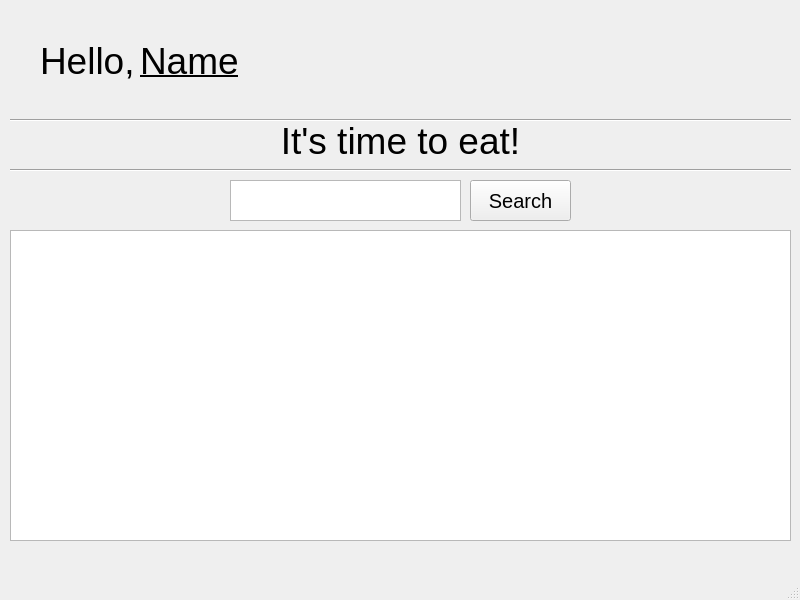
This is search_browse.ui in jonnyjm/Food_Lover_Ultimate as Qt 5 draws it before an edit. The edited form follows.
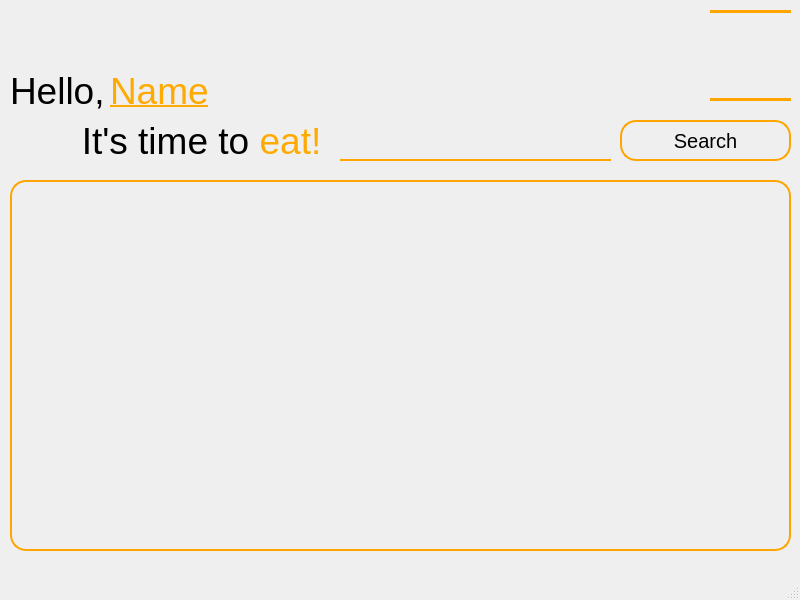
This is the edited form. Icons and pictures are not drawn.

Commit message: renamed form ui to voting and polished up other uis

Patch:
```diff
--- a/search_browse.ui
+++ b/search_browse.ui
@@ -29,8 +29,8 @@
    <widget class="QLabel" name="label">
     <property name="geometry">
      <rect>
-      <x>40</x>
-      <y>40</y>
+      <x>10</x>
+      <y>70</y>
       <width>101</width>
       <height>41</height>
      </rect>
@@ -56,8 +56,8 @@
    <widget class="QLabel" name="name">
     <property name="geometry">
      <rect>
-      <x>140</x>
-      <y>40</y>
+      <x>110</x>
+      <y>70</y>
       <width>111</width>
       <height>41</height>
      </rect>
@@ -74,6 +74,11 @@
       <underline>true</underline>
      </font>
     </property>
+    <property name="styleSheet">
+     <string notr="true">QLabel  {
+	color: rgb(255, 170, 0);
+}</string>
+    </property>
     <property name="text">
      <string>Name</string>
     </property>
@@ -84,12 +89,19 @@
    <widget class="QLabel" name="label_2">
     <property name="geometry">
      <rect>
-      <x>680</x>
-      <y>20</y>
-      <width>84</width>
-      <height>84</height>
+      <x>710</x>
+      <y>10</y>
+      <width>81</width>
+      <height>91</height>
      </rect>
     </property>
+    <property name="styleSheet">
+     <string notr="true">QLabel {
+	border-bottom: 3px solid orange;
+	border-top: 3px solid orange;
+    border-radius: 100%;
+}</string>
+    </property>
     <property name="text">
      <string/>
     </property>
@@ -106,9 +118,9 @@
    <widget class="QLabel" name="label_3">
     <property name="geometry">
      <rect>
-      <x>10</x>
+      <x>250</x>
       <y>120</y>
-      <width>781</width>
+      <width>81</width>
       <height>41</height>
      </rect>
     </property>
@@ -126,8 +138,13 @@
     <property name="layoutDirection">
      <enum>Qt::LeftToRight</enum>
     </property>
+    <property name="styleSheet">
+     <string notr="true">QLabel {
+	color: rgb(255, 170, 0)
+}</string>
+    </property>
     <property name="text">
-     <string>It's time to eat!</string>
+     <string>eat!</string>
     </property>
     <property name="alignment">
      <set>Qt::AlignCenter</set>
@@ -136,56 +153,55 @@
      <bool>false</bool>
     </property>
    </widget>
-   <widget class="Line" name="line">
-    <property name="geometry">
-     <rect>
-      <x>10</x>
-      <y>160</y>
-      <width>781</width>
-      <height>20</height>
-     </rect>
-    </property>
-    <property name="orientation">
-     <enum>Qt::Horizontal</enum>
-    </property>
-   </widget>
-   <widget class="Line" name="line_2">
-    <property name="geometry">
-     <rect>
-      <x>10</x>
-      <y>110</y>
-      <width>781</width>
-      <height>20</height>
-     </rect>
-    </property>
-    <property name="orientation">
-     <enum>Qt::Horizontal</enum>
-    </property>
-   </widget>
    <widget class="QTextEdit" name="textInput">
     <property name="geometry">
      <rect>
-      <x>230</x>
-      <y>180</y>
-      <width>231</width>
+      <x>340</x>
+      <y>120</y>
+      <width>271</width>
       <height>41</height>
      </rect>
     </property>
+    <property name="styleSheet">
+     <string notr="true">QTextEdit {
+	border: none;
+    border-bottom: 2px solid orange;
+	background-color: transparent;
+}</string>
+    </property>
    </widget>
    <widget class="QPushButton" name="searchButton">
     <property name="geometry">
      <rect>
-      <x>470</x>
-      <y>180</y>
-      <width>101</width>
+      <x>620</x>
+      <y>120</y>
+      <width>171</width>
       <height>41</height>
      </rect>
     </property>
     <property name="font">
      <font>
       <pointsize>15</pointsize>
+      <underline>false</underline>
+      <strikeout>false</strikeout>
      </font>
     </property>
+    <property name="styleSheet">
+     <string notr="true">QPushButton {
+    /* Remove background color (transparent) */
+    background: transparent;
+    /* Border thickness, line style, and color (orange border) */
+    border: 2px solid orange;
+    /* Add rounded corners to make it pill-shaped */
+    border-radius: 16px;
+    /* Additional styling (padding, margin, etc.) as needed */
+    padding: 10px 20px;
+    text-align: center;
+    text-decoration: none;
+    display: inline-block;
+    cursor: pointer;
+}</string>
+    </property>
     <property name="text">
      <string>Search</string>
     </property>
@@ -194,10 +210,66 @@
     <property name="geometry">
      <rect>
       <x>10</x>
-      <y>230</y>
+      <y>180</y>
       <width>781</width>
-      <height>311</height>
+      <height>371</height>
      </rect>
+    </property>
+    <property name="styleSheet">
+     <string notr="true">QColumnView {
+	background-color: transparent;
+	border-radius: 16px;
+	border: 2px solid orange;
+}</string>
+    </property>
+   </widget>
+   <widget class="QLabel" name="label_4">
+    <property name="geometry">
+     <rect>
+      <x>380</x>
+      <y>60</y>
+      <width>49</width>
+      <height>16</height>
+     </rect>
+    </property>
+    <property name="text">
+     <string/>
+    </property>
+   </widget>
+   <widget class="QLabel" name="label_5">
+    <property name="geometry">
+     <rect>
+      <x>70</x>
+      <y>120</y>
+      <width>191</width>
+      <height>41</height>
+     </rect>
+    </property>
+    <property name="font">
+     <font>
+      <pointsize>28</pointsize>
+     </font>
+    </property>
+    <property name="mouseTracking">
+     <bool>false</bool>
+    </property>
+    <property name="focusPolicy">
+     <enum>Qt::NoFocus</enum>
+    </property>
+    <property name="layoutDirection">
+     <enum>Qt::LeftToRight</enum>
+    </property>
+    <property name="styleSheet">
+     <string notr="true"/>
+    </property>
+    <property name="text">
+     <string>It's time to</string>
+    </property>
+    <property name="alignment">
+     <set>Qt::AlignCenter</set>
+    </property>
+    <property name="wordWrap">
+     <bool>false</bool>
     </property>
    </widget>
   </widget>
```
Left out of the diff: 2 changed lines with no effect on the pictures. The commit also changes 1 other file.
